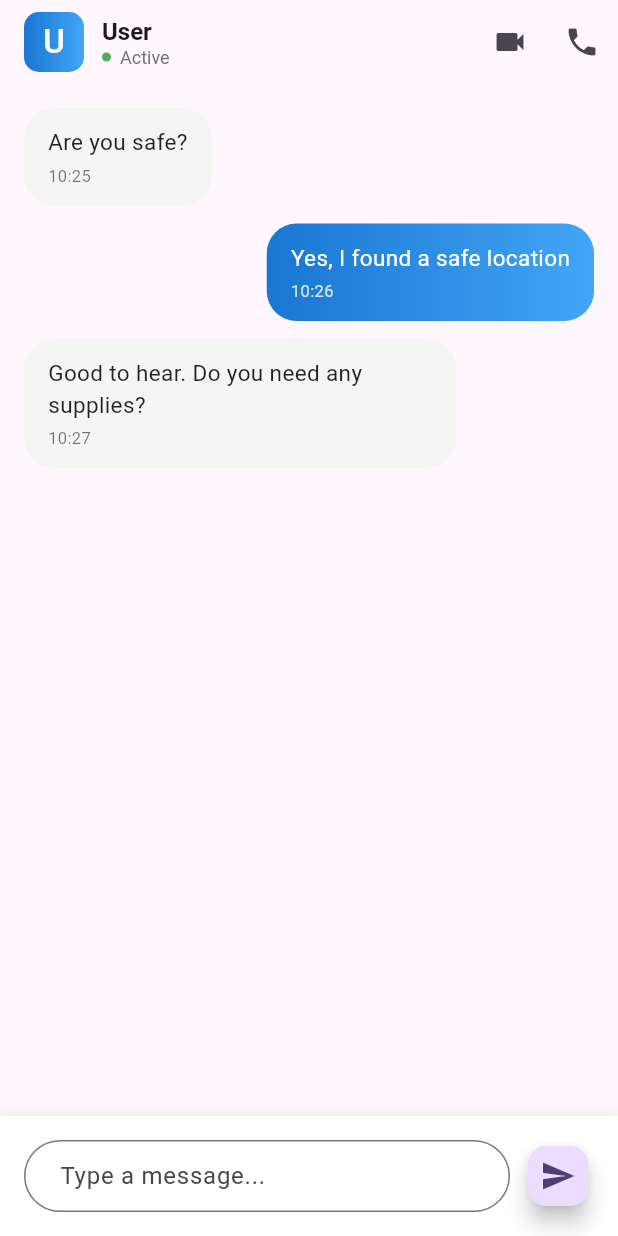
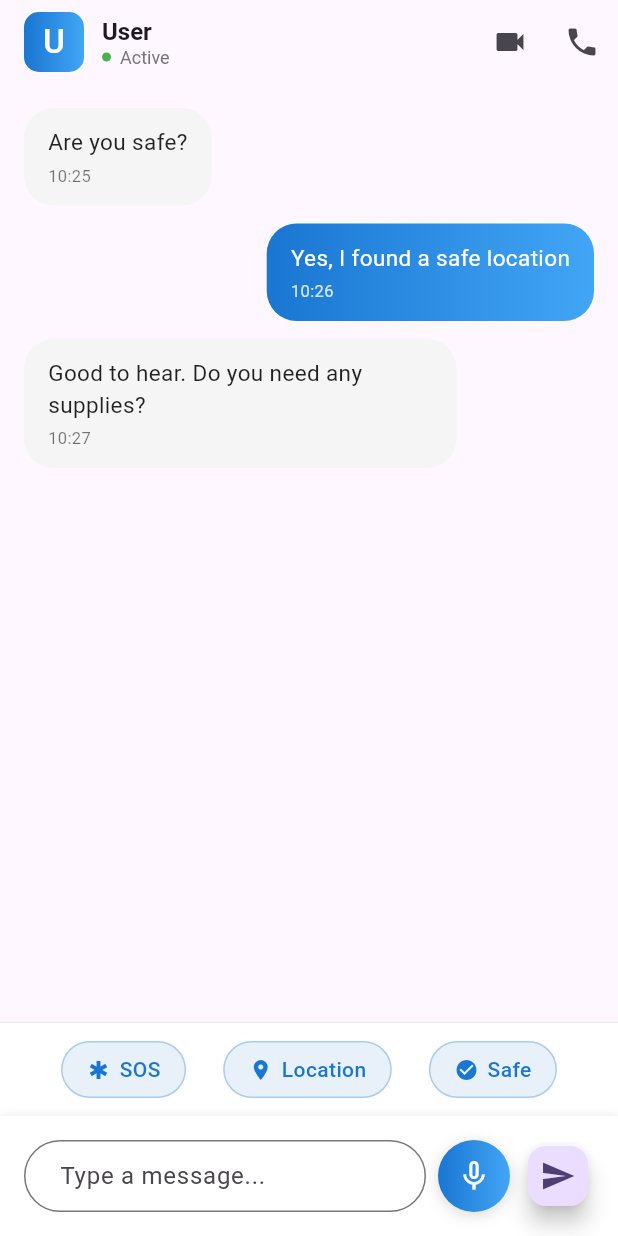
Before and after one commit to Trimbex/Broadcast-Emergency-Alerts-Community-Offline-Network, a Flutter app: the screen it shows after launch, on a phone screen of 412 x 824 dp. Run offline on Flutter 3.47's test engine with Material 3 defaults, Android fonts, the phone set to English and light mode, and no system bars.

Commit message:
voice button added

```diff
--- a/lib/screens/chat_page.dart
+++ b/lib/screens/chat_page.dart
@@ -1,4 +1,5 @@
 import 'package:flutter/material.dart';
+import '../widgets/voice_command_button.dart';
 import '../models/device_model.dart';
 import '../models/message_model.dart';
 
@@ -61,7 +62,7 @@ class _ChatPageState extends State<ChatPage> {
               ),
               child: Center(
                 child: Text(
-                  device?.name?[0] ?? 'U',
+                  (device?.name ?? 'U')[0],
                   style: const TextStyle(
                     color: Colors.white,
                     fontWeight: FontWeight.w500,
@@ -132,6 +133,25 @@ class _ChatPageState extends State<ChatPage> {
             ),
           ),
 
+          // Quick Actions Bar
+          Container(
+            padding: const EdgeInsets.symmetric(horizontal: 16, vertical: 12),
+            decoration: BoxDecoration(
+              color: Colors.white,
+              border: Border(
+                top: BorderSide(color: Colors.grey[200]!),
+              ),
+            ),
+            child: Row(
+              mainAxisAlignment: MainAxisAlignment.spaceEvenly,
+              children: [
+                _buildQuickActionChip('SOS', Icons.emergency),
+                _buildQuickActionChip('Location', Icons.location_on),
+                _buildQuickActionChip('Safe', Icons.check_circle),
+              ],
+            ),
+          ),
+
           // Message Input Area
           Container(
             padding: const EdgeInsets.all(16),
@@ -162,6 +182,8 @@ class _ChatPageState extends State<ChatPage> {
                     ),
                   ),
                 ),
+                const SizedBox(width: 8),
+                const VoiceCommandButton(isCompact: true),
                 const SizedBox(width: 8),
                 FloatingActionButton(
                   mini: true,
@@ -236,6 +258,48 @@ class _ChatPageState extends State<ChatPage> {
     );
   }
 
+  Widget _buildQuickActionChip(String label, IconData icon) {
+    return InkWell(
+      onTap: () {
+        setState(() {
+          _messages.add(
+            MessageModel(
+              id: DateTime.now().toString(),
+              senderId: 'me',
+              text: label,
+              timestamp: DateTime.now(),
+              isMe: true,
+            ),
+          );
+        });
+      },
+      child: Container(
+        padding: const EdgeInsets.symmetric(horizontal: 16, vertical: 8),
+        decoration: BoxDecoration(
+          color: const Color(0xFF1976D2).withValues(alpha: 0.1),
+          borderRadius: BorderRadius.circular(20),
+          border: Border.all(
+            color: const Color(0xFF1976D2).withValues(alpha: 0.3),
+          ),
+        ),
+        child: Row(
+          mainAxisSize: MainAxisSize.min,
+          children: [
+            Icon(icon, size: 16, color: const Color(0xFF1976D2)),
+            const SizedBox(width: 6),
+            Text(
+              label,
+              style: const TextStyle(
+                color: Color(0xFF1976D2),
+                fontWeight: FontWeight.w500,
+              ),
+            ),
+          ],
+        ),
+      ),
+    );
+  }
+
   String _formatTime(DateTime dateTime) {
     return '${dateTime.hour.toString().padLeft(2, '0')}:${dateTime.minute.toString().padLeft(2, '0')}';
   }
```
